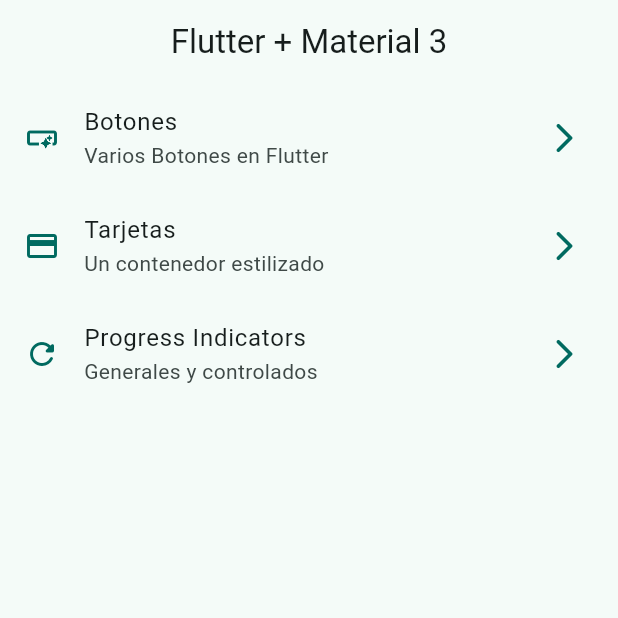
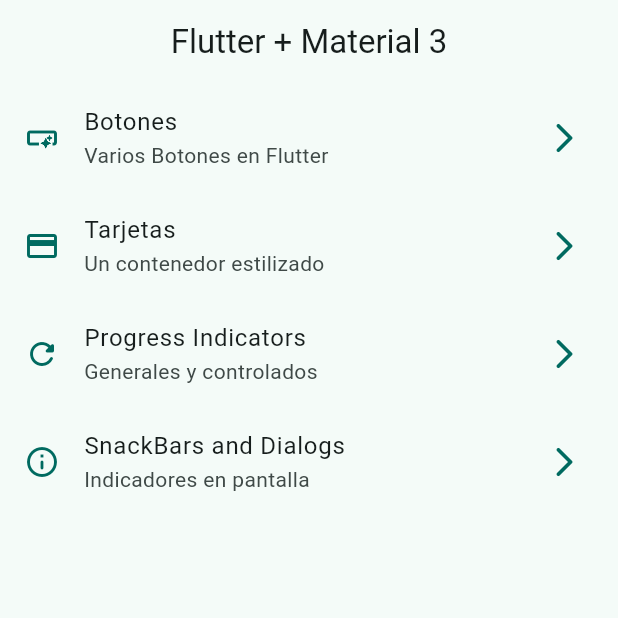
Before and after one commit to SebastianCaracuel/Flutter-Mobile-Beginner-to-Expert, a Flutter app: the screen it shows after launch, on a phone screen of 412 x 824 dp, the top half of it. Run offline on Flutter 3.47's test engine with Material 3 defaults, Android fonts, the phone set to English and light mode, and no system bars; our stand-ins replace animate_do, dio, go_router, video_player.

Commit message:
Create new component in menu
Creamos un nuevo componente en nuestro menú para que podamos interactuar con la nueva Page o Screen que es SnackBar. Con su titulo definido, subtitulo, path y su icono.

```diff
--- a/06_Widgets_app/w_app/lib/config/menu/menu_items.dart
+++ b/06_Widgets_app/w_app/lib/config/menu/menu_items.dart
@@ -40,4 +40,11 @@ const appMenuItems = <MenuItem>[
       subTitle: 'Generales y controlados',
       link: '/progress',
       icon: Icons.refresh_rounded),
+
+  //Cuarto Widgets a utilizar - Snackbars
+  MenuItem(
+      title: 'SnackBars and Dialogs',
+      subTitle: 'Indicadores en pantalla',
+      link: '/snackbars',
+      icon: Icons.info_outline_rounded),
 ];
```
